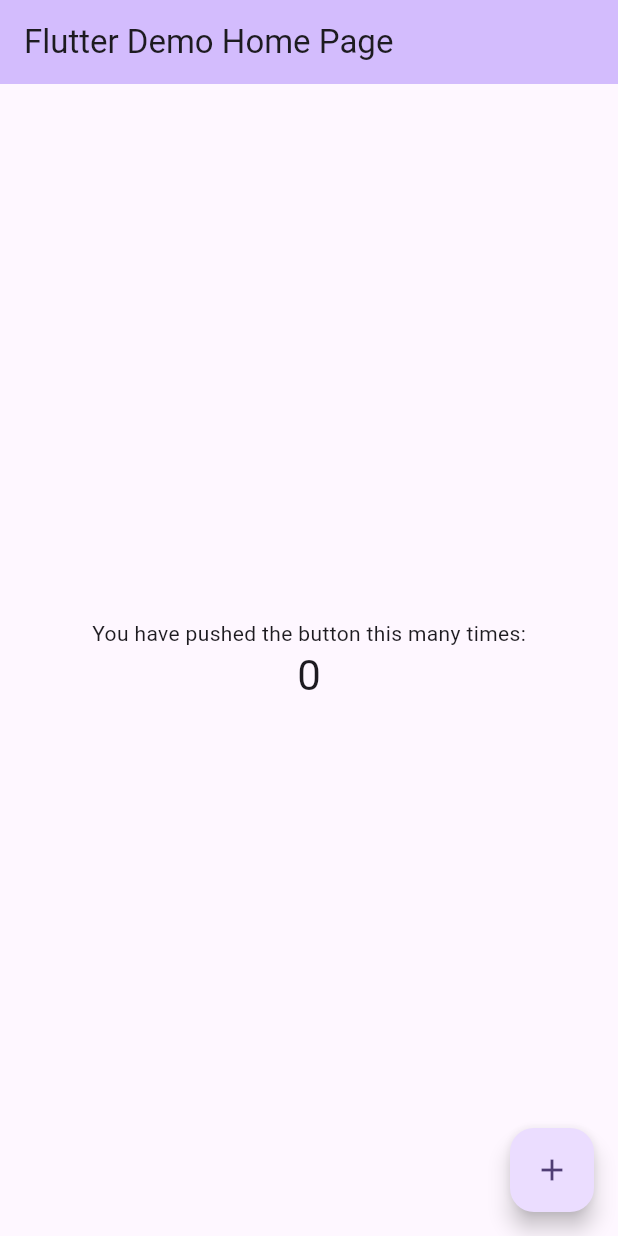
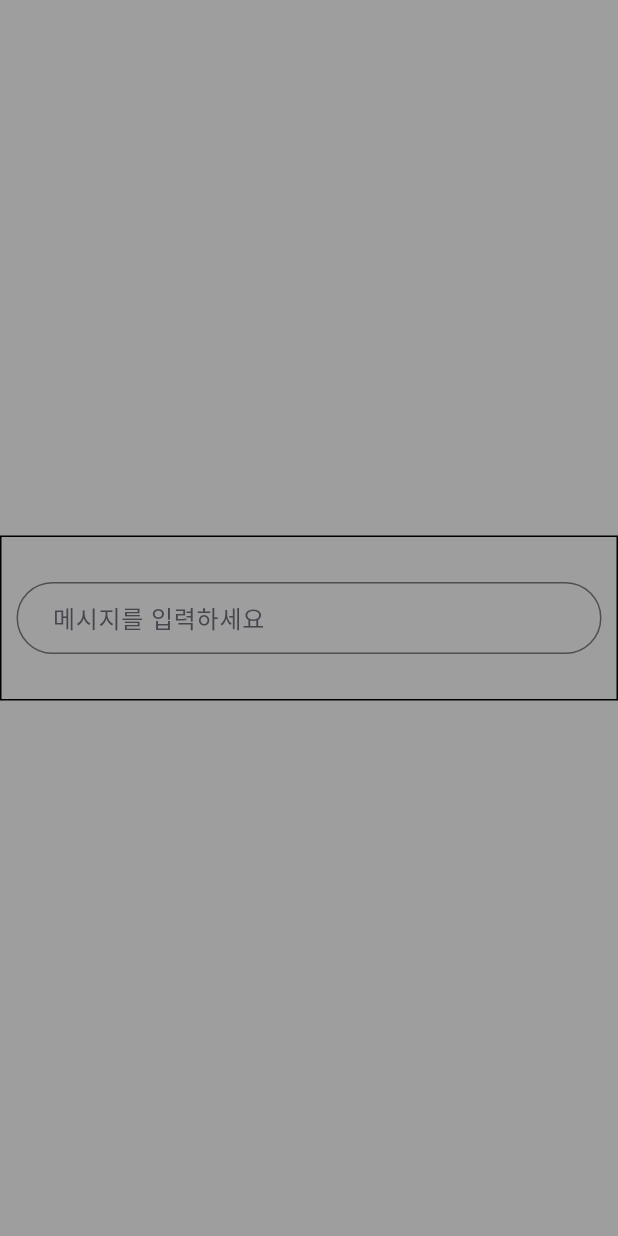
Before and after one commit to Zeroinlee/flutter-custom-widgets, a Flutter app: the screen it shows after launch, on a phone screen of 412 x 824 dp. Run offline on Flutter 3.47's test engine with Material 3 defaults, Android fonts, the phone set to English and light mode, and no system bars.

Commit message:
chat_app_text_field 제작

```diff
--- a/flutter_widgets/lib/main.dart
+++ b/flutter_widgets/lib/main.dart
@@ -1,125 +1,15 @@
 import 'package:flutter/material.dart';
+import 'package:flutter_widgets/pages/text_field_page/text_field_page.dart';
 
 void main() {
-  runApp(const MyApp());
+  runApp(MyApp());
 }
 
 class MyApp extends StatelessWidget {
-  const MyApp({super.key});
-
-  // This widget is the root of your application.
   @override
   Widget build(BuildContext context) {
     return MaterialApp(
-      title: 'Flutter Demo',
-      theme: ThemeData(
-        // This is the theme of your application.
-        //
-        // TRY THIS: Try running your application with "flutter run". You'll see
-        // the application has a purple toolbar. Then, without quitting the app,
-        // try changing the seedColor in the colorScheme below to Colors.green
-        // and then invoke "hot reload" (save your changes or press the "hot
-        // reload" button in a Flutter-supported IDE, or press "r" if you used
-        // the command line to start the app).
-        //
-        // Notice that the counter didn't reset back to zero; the application
-        // state is not lost during the reload. To reset the state, use hot
-        // restart instead.
-        //
-        // This works for code too, not just values: Most code changes can be
-        // tested with just a hot reload.
-        colorScheme: ColorScheme.fromSeed(seedColor: Colors.deepPurple),
-        useMaterial3: true,
-      ),
-      home: const MyHomePage(title: 'Flutter Demo Home Page'),
+      home: TextFieldPage(),
     );
   }
 }
-
-class MyHomePage extends StatefulWidget {
-  const MyHomePage({super.key, required this.title});
-
-  // This widget is the home page of your application. It is stateful, meaning
-  // that it has a State object (defined below) that contains fields that affect
-  // how it looks.
-
-  // This class is the configuration for the state. It holds the values (in this
-  // case the title) provided by the parent (in this case the App widget) and
-  // used by the build method of the State. Fields in a Widget subclass are
-  // always marked "final".
-
-  final String title;
-
-  @override
-  State<MyHomePage> createState() => _MyHomePageState();
-}
-
-class _MyHomePageState extends State<MyHomePage> {
-  int _counter = 0;
-
-  void _incrementCounter() {
-    setState(() {
-      // This call to setState tells the Flutter framework that something has
-      // changed in this State, which causes it to rerun the build method below
-      // so that the display can reflect the updated values. If we changed
-      // _counter without calling setState(), then the build method would not be
-      // called again, and so nothing would appear to happen.
-      _counter++;
-    });
-  }
-
-  @override
-  Widget build(BuildContext context) {
-    // This method is rerun every time setState is called, for instance as done
-    // by the _incrementCounter method above.
-    //
-    // The Flutter framework has been optimized to make rerunning build methods
-    // fast, so that you can just rebuild anything that needs updating rather
-    // than having to individually change instances of widgets.
-    return Scaffold(
-      appBar: AppBar(
-        // TRY THIS: Try changing the color here to a specific color (to
-        // Colors.amber, perhaps?) and trigger a hot reload to see the AppBar
-        // change color while the other colors stay the same.
-        backgroundColor: Theme.of(context).colorScheme.inversePrimary,
-        // Here we take the value from the MyHomePage object that was created by
-        // the App.build method, and use it to set our appbar title.
-        title: Text(widget.title),
-      ),
-      body: Center(
-        // Center is a layout widget. It takes a single child and positions it
-        // in the middle of the parent.
-        child: Column(
-          // Column is also a layout widget. It takes a list of children and
-          // arranges them vertically. By default, it sizes itself to fit its
-          // children horizontally, and tries to be as tall as its parent.
-          //
-          // Column has various properties to control how it sizes itself and
-          // how it positions its children. Here we use mainAxisAlignment to
-          // center the children vertically; the main axis here is the vertical
-          // axis because Columns are vertical (the cross axis would be
-          // horizontal).
-          //
-          // TRY THIS: Invoke "debug painting" (choose the "Toggle Debug Paint"
-          // action in the IDE, or press "p" in the console), to see the
-          // wireframe for each widget.
-          mainAxisAlignment: MainAxisAlignment.center,
-          children: <Widget>[
-            const Text(
-              'You have pushed the button this many times:',
-            ),
-            Text(
-              '$_counter',
-              style: Theme.of(context).textTheme.headlineMedium,
-            ),
-          ],
-        ),
-      ),
-      floatingActionButton: FloatingActionButton(
-        onPressed: _incrementCounter,
-        tooltip: 'Increment',
-        child: const Icon(Icons.add),
-      ), // This trailing comma makes auto-formatting nicer for build methods.
-    );
-  }
-}
--- /dev/null
+++ b/flutter_widgets/lib/pages/text_field_page/text_field_page.dart
@@ -0,0 +1,31 @@
+import 'package:flutter/material.dart';
+import 'package:flutter_widgets/pages/text_field_page/widgets/chat_app_text_field.dart';
+
+/*
+할일
+1. 텍스트 필드 전체적인 색상 관리;
+2. 리스트뷰로 각 텍스트필드 위젯들 나열;
+3. 메인이랑 라우터로 연결;
+*/
+
+class TextFieldPage extends StatelessWidget {
+  const TextFieldPage({super.key});
+
+  @override
+  Widget build(BuildContext context) {
+    return Scaffold(
+      body: Center(
+          child: Container(
+              decoration: BoxDecoration(
+                border: Border.all(
+                  color: Colors.black,
+                ),
+              ),
+              child: Padding(
+                padding: EdgeInsets.symmetric(vertical: 30, horizontal: 10),
+                child: ChatAppTextField(),
+              ))),
+      backgroundColor: Colors.grey,
+    );
+  }
+}
--- /dev/null
+++ b/flutter_widgets/lib/pages/text_field_page/widgets/chat_app_text_field.dart
@@ -0,0 +1,81 @@
+import 'package:flutter/material.dart';
+
+/*
+  첫 프로젝트에서 만든 채팅창;
+  * 해야될일
+  1. 포커스 관리;
+
+*/
+
+class ChatAppTextField extends StatefulWidget {
+  const ChatAppTextField({super.key});
+
+  @override
+  State<ChatAppTextField> createState() => _ChatAppTextFieldState();
+}
+
+class _ChatAppTextFieldState extends State<ChatAppTextField> {
+  final TextEditingController _controller = TextEditingController();
+
+  void _sendMessage() {
+    FocusScope.of(context).unfocus();
+  }
+
+  @override
+  Widget build(BuildContext context) {
+    return TextField(
+      minLines: 1,
+      maxLines: 4,
+      controller: _controller,
+      onChanged: (value) => setState(() {}),
+      // 입력창
+      decoration: InputDecoration(
+        contentPadding:
+            const EdgeInsets.symmetric(horizontal: 20, vertical: 10),
+        hintText: '메시지를 입력하세요',
+        enabledBorder: OutlineInputBorder(
+          borderSide: BorderSide(
+            color: Colors.black.withOpacity(0.5),
+          ),
+          borderRadius: BorderRadius.circular(25),
+        ),
+        focusedBorder: OutlineInputBorder(
+          borderSide: BorderSide(
+            color: Colors.black.withOpacity(0.5),
+          ),
+          borderRadius: BorderRadius.circular(25),
+        ),
+        // 보내기 버튼
+        suffixIcon: Visibility(
+          visible: _controller.text.isNotEmpty,
+          child: Padding(
+            padding: const EdgeInsets.symmetric(horizontal: 1),
+            child: Container(
+              height: 30,
+              padding: const EdgeInsets.symmetric(vertical: 8),
+              child: Transform.rotate(
+                angle: -0.5,
+                child: IconButton(
+                  onPressed: () => setState(() {
+                    _sendMessage();
+                    _controller.clear();
+                  }),
+                  icon: const Icon(
+                    Icons.send,
+                    color: Color(0xffE0E0E0),
+                    size: 16,
+                  ),
+                  style: IconButton.styleFrom(
+                    padding: const EdgeInsets.only(bottom: 1),
+                    shape: const CircleBorder(),
+                    backgroundColor: const Color(0xFF6601e4),
+                  ),
+                ),
+              ),
+            ),
+          ),
+        ),
+      ),
+    );
+  }
+}
```
